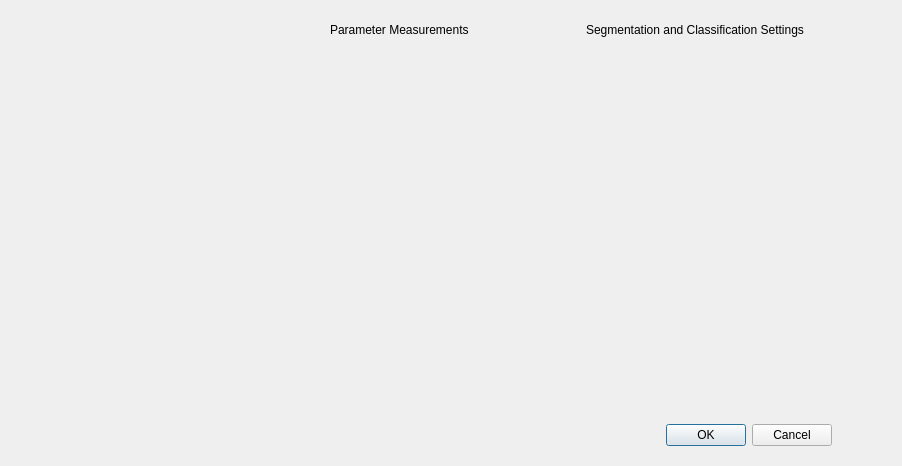
The window that graphic_interface/UI_Files/detectElementsDialog.ui (ECMora/SoundLab) describes before a commit, drawn with Qt 5.
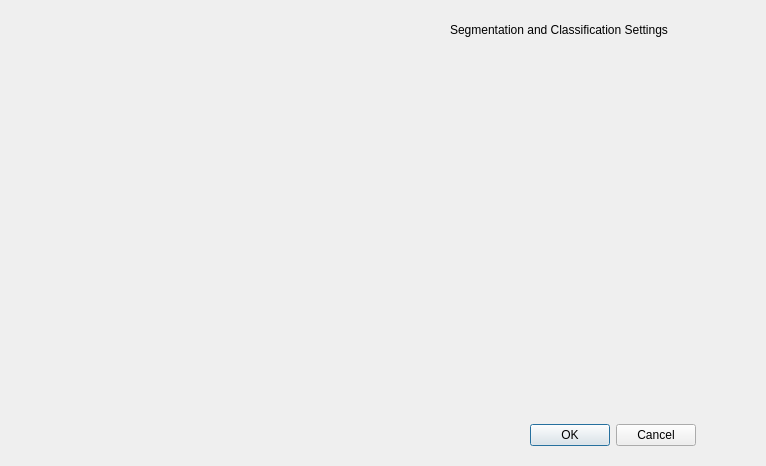
The same window after the commit. Custom widgets are drawn as their Qt base class.

Commit message: complete interface for parameter locations table

```diff
--- a/graphic_interface/UI_Files/detectElementsDialog.ui
+++ b/graphic_interface/UI_Files/detectElementsDialog.ui
@@ -9,7 +9,7 @@
    <rect>
     <x>0</x>
     <y>0</y>
-    <width>898</width>
+    <width>766</width>
     <height>466</height>
    </rect>
   </property>
@@ -47,7 +47,7 @@
       <string notr="true"/>
      </property>
      <layout class="QGridLayout" name="gridLayout_2">
-      <item row="1" column="3">
+      <item row="1" column="2">
        <widget class="QDialogButtonBox" name="buttonBox">
         <property name="sizePolicy">
          <sizepolicy hsizetype="Expanding" vsizetype="Fixed">
@@ -75,7 +75,7 @@
         </property>
        </widget>
       </item>
-      <item row="0" column="3">
+      <item row="0" column="2">
        <widget class="QDockWidget" name="dock_segm_classif">
         <property name="sizePolicy">
          <sizepolicy hsizetype="Maximum" vsizetype="Expanding">
@@ -137,41 +137,6 @@
         </layout>
        </widget>
       </item>
-      <item row="0" column="2">
-       <widget class="QDockWidget" name="dock_parameter_measurement">
-        <property name="sizePolicy">
-         <sizepolicy hsizetype="Maximum" vsizetype="Expanding">
-          <horstretch>0</horstretch>
-          <verstretch>0</verstretch>
-         </sizepolicy>
-        </property>
-        <property name="minimumSize">
-         <size>
-          <width>250</width>
-          <height>84</height>
-         </size>
-        </property>
-        <property name="maximumSize">
-         <size>
-          <width>524287</width>
-          <height>524287</height>
-         </size>
-        </property>
-        <property name="styleSheet">
-         <string notr="true"/>
-        </property>
-        <property name="floating">
-         <bool>false</bool>
-        </property>
-        <property name="features">
-         <set>QDockWidget::DockWidgetMovable</set>
-        </property>
-        <property name="windowTitle">
-         <string>Parameter Measurements</string>
-        </property>
-        <widget class="QWidget" name="parameter_measurement_settings"/>
-       </widget>
-      </item>
      </layout>
     </widget>
    </item>
```
The commit also changes 4 other files.
